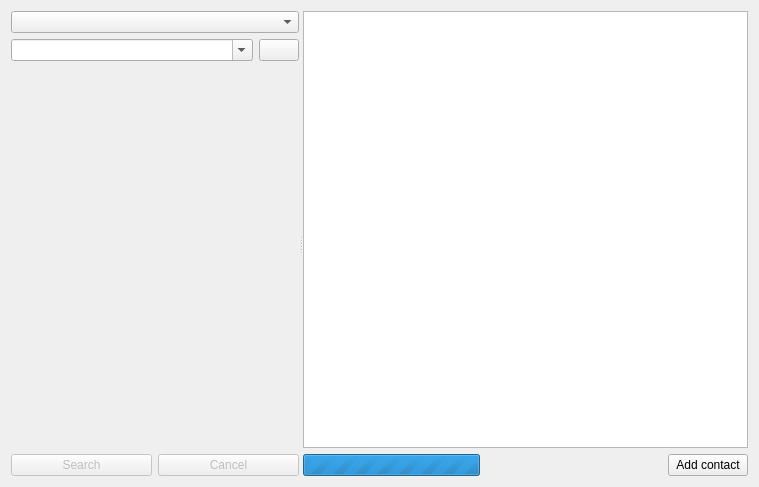
The window that src/corelayers/contactsearch/searchcontactform.ui (euroelessar/qutim) describes before a commit, drawn with Qt 5.
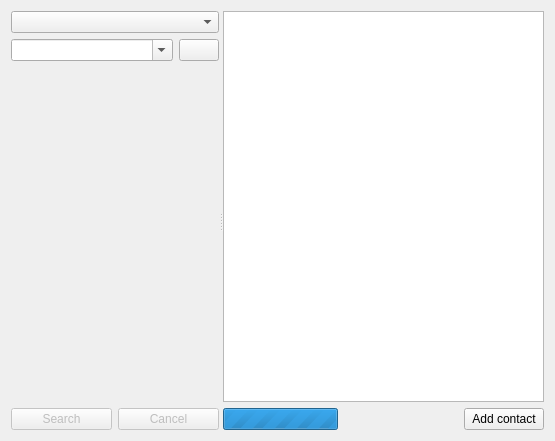
The same window after the commit.

Diff of the .ui file:
```diff
--- a/src/corelayers/contactsearch/searchcontactform.ui
+++ b/src/corelayers/contactsearch/searchcontactform.ui
@@ -6,8 +6,8 @@
    <rect>
     <x>0</x>
     <y>0</y>
-    <width>759</width>
-    <height>487</height>
+    <width>555</width>
+    <height>441</height>
    </rect>
   </property>
   <property name="sizePolicy">
@@ -112,10 +112,7 @@
          <property name="showGrid">
           <bool>false</bool>
          </property>
-         <attribute name="horizontalHeaderDefaultSectionSize">
-          <number>120</number>
-         </attribute>
-         <attribute name="horizontalHeaderHighlightSections">
+         <attribute name="horizontalHeaderVisible">
           <bool>false</bool>
          </attribute>
          <attribute name="horizontalHeaderStretchLastSection">
@@ -133,8 +130,8 @@
          <attribute name="horizontalHeaderHighlightSections">
           <bool>false</bool>
          </attribute>
-         <attribute name="horizontalHeaderDefaultSectionSize">
-          <number>120</number>
+         <attribute name="horizontalHeaderVisible">
+          <bool>false</bool>
          </attribute>
         </widget>
        </item>
```
Left out of the diff: 7 changed lines with no effect on the pictures.
